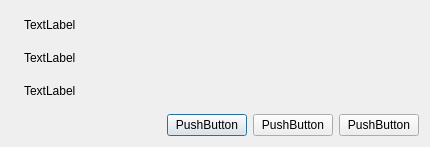
The window that frmdecision.ui (arcnexus/RedFoX) describes before a commit, drawn with Qt 5.
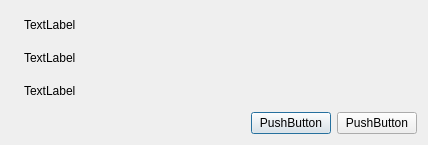
The same window after the commit. Icons and pictures are not drawn.

Patch:
```diff
--- a/frmdecision.ui
+++ b/frmdecision.ui
@@ -6,8 +6,8 @@
    <rect>
     <x>0</x>
     <y>0</y>
-    <width>430</width>
-    <height>147</height>
+    <width>428</width>
+    <height>145</height>
    </rect>
   </property>
   <property name="windowTitle">
@@ -89,13 +89,6 @@
        </property>
       </spacer>
      </item>
-     <item>
-      <widget class="QPushButton" name="btnExtra">
-       <property name="text">
-        <string>PushButton</string>
-       </property>
-      </widget>
-     </item>
      <item>
       <widget class="QPushButton" name="btnAceptar">
        <property name="text">
```
Left out of the diff: 16 changed lines with no effect on the pictures.
